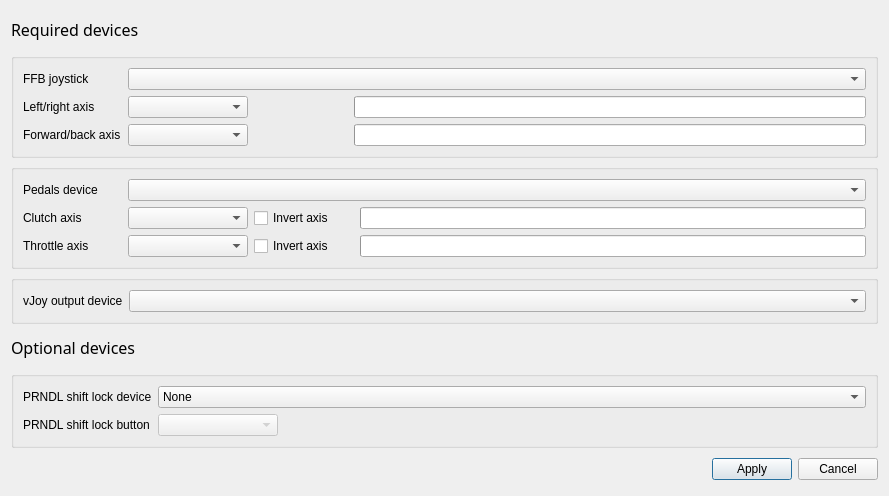
The window that BonusFFB/InputOutputSettingsDialog.ui (kgmonteith/BonusFFB) describes before a commit, drawn with Qt 5.
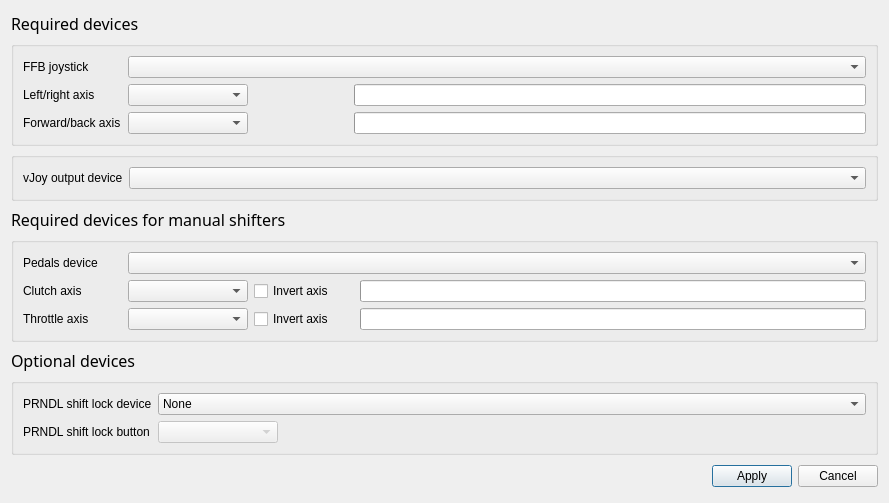
The same window after the commit.

Commit message: Implemented unified device configuration

What changed in the file:
```diff
--- a/BonusFFB/InputOutputSettingsDialog.ui
+++ b/BonusFFB/InputOutputSettingsDialog.ui
@@ -7,7 +7,7 @@
     <x>0</x>
     <y>0</y>
     <width>889</width>
-    <height>496</height>
+    <height>503</height>
    </rect>
   </property>
   <property name="windowTitle">
@@ -54,6 +54,9 @@
           <verstretch>0</verstretch>
          </sizepolicy>
         </property>
+        <property name="placeholderText">
+         <string>Select...</string>
+        </property>
        </widget>
       </item>
       <item row="1" column="0">
@@ -186,6 +189,42 @@
      </layout>
     </widget>
    </item>
+   <item>
+    <widget class="QGroupBox" name="vjoyGroupBox">
+     <property name="title">
+      <string/>
+     </property>
+     <layout class="QFormLayout" name="formLayout_5">
+      <item row="0" column="0">
+       <widget class="QLabel" name="vJoyOutputDeviceLabel_2">
+        <property name="text">
+         <string>vJoy output device</string>
+        </property>
+       </widget>
+      </item>
+      <item row="0" column="1">
+       <widget class="QComboBox" name="vjoyDeviceComboBox">
+        <property name="placeholderText">
+         <string>Select...</string>
+        </property>
+       </widget>
+      </item>
+     </layout>
+    </widget>
+   </item>
+   <item>
+    <widget class="QLabel" name="label_3">
+     <property name="font">
+      <font>
+       <family>Bahnschrift</family>
+       <pointsize>12</pointsize>
+      </font>
+     </property>
+     <property name="text">
+      <string>Required devices for manual shifters</string>
+     </property>
+    </widget>
+   </item>
    <item>
     <widget class="QGroupBox" name="pedalsGroupBox">
      <property name="title">
@@ -214,7 +253,7 @@
          </font>
         </property>
         <property name="placeholderText">
-         <string/>
+         <string>Select...</string>
         </property>
        </widget>
       </item>
@@ -375,25 +414,6 @@
      </layout>
     </widget>
    </item>
-   <item>
-    <widget class="QGroupBox" name="vjoyGroupBox">
-     <property name="title">
-      <string/>
-     </property>
-     <layout class="QFormLayout" name="formLayout_5">
-      <item row="0" column="0">
-       <widget class="QLabel" name="vJoyOutputDeviceLabel_2">
-        <property name="text">
-         <string>vJoy output device</string>
-        </property>
-       </widget>
-      </item>
-      <item row="0" column="1">
-       <widget class="QComboBox" name="hshifter_vjoyDeviceComboBox_2"/>
-      </item>
-     </layout>
-    </widget>
-   </item>
    <item>
     <widget class="QLabel" name="label">
      <property name="font">
```
Left out of the diff: 20 changed lines with no effect on the pictures. The commit also changes 23 other files.
